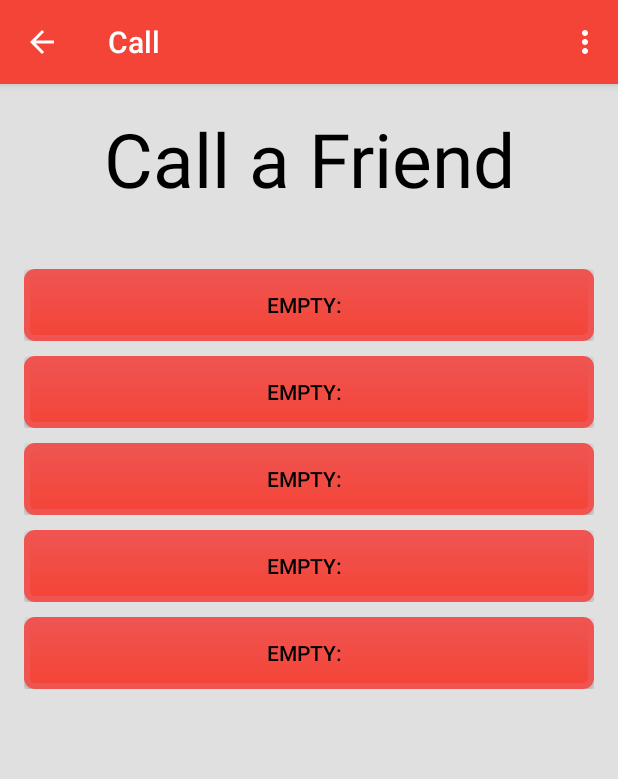
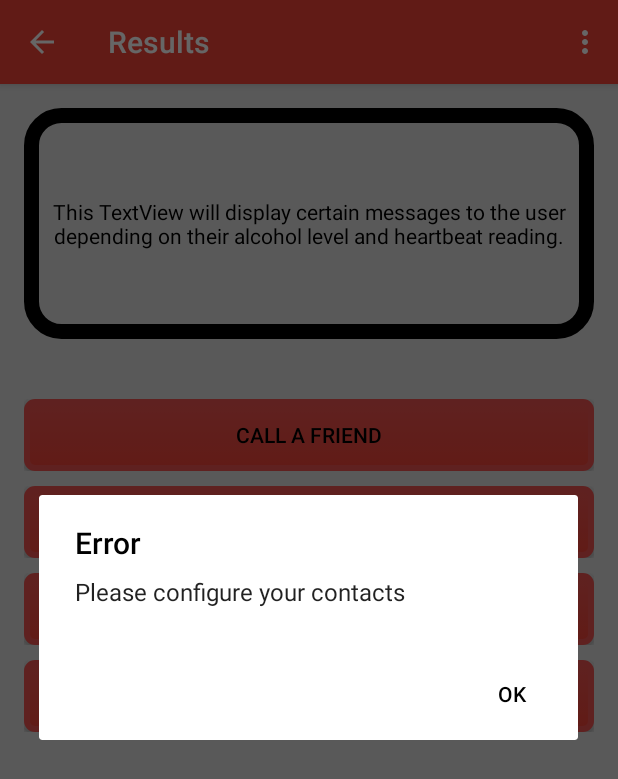
Before and after one commit to RDoughBoy/LifelinesBreathalyzer, an Android app: the ResultsActivity screen opened directly, with no data from a screen before it, after a tap on "CALL A FRIEND", on a phone screen of 412 x 824 dp. Shown: the top 779 px of the screen. Run offline under Robolectric (Android 15) with nearby library versions, the phone set to English and light mode, and no system bars.

Commit message:
Added configure contacts menu action

```diff
--- a/Lifelines_Breathalyzer/src/main/java/com/ceng319/lifelinesbreathalyzer/CallActivity.java
+++ b/Lifelines_Breathalyzer/src/main/java/com/ceng319/lifelinesbreathalyzer/CallActivity.java
@@ -119,8 +119,9 @@ public class CallActivity extends AppCompatActivity {
         int id = item.getItemId();
 
         //noinspection SimplifiableIfStatement
-        if (id == R.id.action_help) {
-            return true;
+        if(id == R.id.action_contacts) {
+            Intent intent = new Intent(this, ContactsActivity.class);
+            startActivity(intent);
         }
 
         return super.onOptionsItemSelected(item);
--- a/Lifelines_Breathalyzer/src/main/java/com/ceng319/lifelinesbreathalyzer/HeartRateActivity.java
+++ b/Lifelines_Breathalyzer/src/main/java/com/ceng319/lifelinesbreathalyzer/HeartRateActivity.java
@@ -51,8 +51,9 @@ public class HeartRateActivity extends AppCompatActivity {
         int id = item.getItemId();
 
         //noinspection SimplifiableIfStatement
-        if (id == R.id.action_help) {
-            return true;
+        if(id == R.id.action_contacts) {
+            Intent intent = new Intent(this, ContactsActivity.class);
+            startActivity(intent);
         }
 
         return super.onOptionsItemSelected(item);
--- a/Lifelines_Breathalyzer/src/main/java/com/ceng319/lifelinesbreathalyzer/LoginActivity.java
+++ b/Lifelines_Breathalyzer/src/main/java/com/ceng319/lifelinesbreathalyzer/LoginActivity.java
@@ -106,6 +106,7 @@ public class LoginActivity extends AppCompatActivity {
                                         .setPositiveButton(android.R.string.ok, null);
                                 AlertDialog dialog = builder.create();
                                 dialog.show();
+                                progressBar.setVisibility(ProgressBar.INVISIBLE);
                             }
                         }
                     });
@@ -135,8 +136,9 @@ public class LoginActivity extends AppCompatActivity {
         int id = item.getItemId();
 
         //noinspection SimplifiableIfStatement
-        if (id == R.id.action_help) {
-            return true;
+        if(id == R.id.action_contacts) {
+            Intent intent = new Intent(this, ContactsActivity.class);
+            startActivity(intent);
         }
 
         return super.onOptionsItemSelected(item);
--- a/Lifelines_Breathalyzer/src/main/java/com/ceng319/lifelinesbreathalyzer/MainActivity.java
+++ b/Lifelines_Breathalyzer/src/main/java/com/ceng319/lifelinesbreathalyzer/MainActivity.java
@@ -97,9 +97,7 @@ public class MainActivity extends AppCompatActivity {
         int id = item.getItemId();
 
         //noinspection SimplifiableIfStatement
-        if (id == R.id.action_help) {
-            return true;
-        } else if(id == R.id.action_contacts) {
+        if(id == R.id.action_contacts) {
             Intent intent = new Intent(this, ContactsActivity.class);
             startActivity(intent);
         }
--- a/Lifelines_Breathalyzer/src/main/java/com/ceng319/lifelinesbreathalyzer/PastResultsActivity.java
+++ b/Lifelines_Breathalyzer/src/main/java/com/ceng319/lifelinesbreathalyzer/PastResultsActivity.java
@@ -4,6 +4,7 @@
 
 package com.ceng319.lifelinesbreathalyzer;
 
+import android.content.Intent;
 import android.support.v7.app.AppCompatActivity;
 import android.os.Bundle;
 import android.text.method.ScrollingMovementMethod;
@@ -137,8 +138,9 @@ public class PastResultsActivity extends AppCompatActivity {
         int id = item.getItemId();
 
         //noinspection SimplifiableIfStatement
-        if (id == R.id.action_help) {
-            return true;
+        if(id == R.id.action_contacts) {
+            Intent intent = new Intent(this, ContactsActivity.class);
+            startActivity(intent);
         }
 
         return super.onOptionsItemSelected(item);
--- a/Lifelines_Breathalyzer/src/main/java/com/ceng319/lifelinesbreathalyzer/ResultsActivity.java
+++ b/Lifelines_Breathalyzer/src/main/java/com/ceng319/lifelinesbreathalyzer/ResultsActivity.java
@@ -5,12 +5,16 @@
 package com.ceng319.lifelinesbreathalyzer;
 
 import android.Manifest;
+import android.content.DialogInterface;
 import android.content.Intent;
+import android.content.SharedPreferences;
 import android.content.pm.PackageManager;
 import android.net.Uri;
+import android.preference.PreferenceManager;
 import android.support.annotation.NonNull;
 import android.support.v4.app.ActivityCompat;
 import android.support.v4.content.ContextCompat;
+import android.support.v7.app.AlertDialog;
 import android.support.v7.app.AppCompatActivity;
 import android.os.Bundle;
 import android.support.v7.widget.Toolbar;
@@ -41,11 +45,31 @@ public class ResultsActivity extends AppCompatActivity {
         button_call.setOnClickListener(new View.OnClickListener() {
             @Override
             public void onClick(View v) {
-                Intent intent = new Intent(ResultsActivity.this, CallActivity.class);
-                if (ContextCompat.checkSelfPermission(ResultsActivity.this, Manifest.permission.CALL_PHONE) != PackageManager.PERMISSION_GRANTED) {
-                    ActivityCompat.requestPermissions(ResultsActivity.this, new String[]{Manifest.permission.CALL_PHONE}, REQUEST_CALL);
+                SharedPreferences sharedPreferences = PreferenceManager.getDefaultSharedPreferences(getApplicationContext());
+                String con1_name = sharedPreferences.getString("Contact1_Name", "empty");
+                String con2_name = sharedPreferences.getString("Contact2_Name", "empty");
+                String con3_name = sharedPreferences.getString("Contact3_Name", "empty");
+                String con4_name = sharedPreferences.getString("Contact4_Name", "empty");
+                String con5_name = sharedPreferences.getString("Contact5_Name", "empty");
+                if(con1_name == "empty" && con2_name == "empty" && con3_name == "empty" && con4_name == "empty" && con5_name == "empty"){
+                    AlertDialog.Builder builder = new AlertDialog.Builder(ResultsActivity.this);
+                    builder.setMessage(R.string.dialog_configure_contacts)
+                            .setTitle(R.string.dialog_error)
+                            .setPositiveButton(getString(R.string.OK), new DialogInterface.OnClickListener() {
+                                public void onClick(DialogInterface dialog, int which) {
+                                    Intent intent = new Intent(ResultsActivity.this, ContactsActivity.class);
+                                    startActivity(intent);
+                                }
+                            });
+                    final AlertDialog dialog = builder.create();
+                    dialog.show();
                 } else {
-                    startActivity(intent);
+                    Intent intent = new Intent(ResultsActivity.this, CallActivity.class);
+                    if (ContextCompat.checkSelfPermission(ResultsActivity.this, Manifest.permission.CALL_PHONE) != PackageManager.PERMISSION_GRANTED) {
+                        ActivityCompat.requestPermissions(ResultsActivity.this, new String[]{Manifest.permission.CALL_PHONE}, REQUEST_CALL);
+                    } else {
+                        startActivity(intent);
+                    }
                 }
             }
         });
@@ -99,8 +123,9 @@ public class ResultsActivity extends AppCompatActivity {
         int id = item.getItemId();
 
         //noinspection SimplifiableIfStatement
-        if (id == R.id.action_help) {
-            return true;
+        if(id == R.id.action_contacts) {
+            Intent intent = new Intent(this, ContactsActivity.class);
+            startActivity(intent);
         }
 
         return super.onOptionsItemSelected(item);
--- a/Lifelines_Breathalyzer/src/main/java/com/ceng319/lifelinesbreathalyzer/SignUpActivity.java
+++ b/Lifelines_Breathalyzer/src/main/java/com/ceng319/lifelinesbreathalyzer/SignUpActivity.java
@@ -293,8 +293,9 @@ public class SignUpActivity extends AppCompatActivity {
         int id = item.getItemId();
 
         //noinspection SimplifiableIfStatement
-        if (id == R.id.action_help) {
-            return true;
+        if(id == R.id.action_contacts) {
+            Intent intent = new Intent(this, ContactsActivity.class);
+            startActivity(intent);
         }
 
         return super.onOptionsItemSelected(item);
--- a/Lifelines_Breathalyzer/src/main/java/com/ceng319/lifelinesbreathalyzer/TestAlcoholActivity.java
+++ b/Lifelines_Breathalyzer/src/main/java/com/ceng319/lifelinesbreathalyzer/TestAlcoholActivity.java
@@ -52,8 +52,9 @@ public class TestAlcoholActivity extends AppCompatActivity {
         int id = item.getItemId();
 
         //noinspection SimplifiableIfStatement
-        if (id == R.id.action_help) {
-            return true;
+        if(id == R.id.action_contacts) {
+            Intent intent = new Intent(this, ContactsActivity.class);
+            startActivity(intent);
         }
 
         return super.onOptionsItemSelected(item);
--- a/Lifelines_Breathalyzer/src/main/res/menu/menu_main.xml
+++ b/Lifelines_Breathalyzer/src/main/res/menu/menu_main.xml
@@ -1,16 +1,6 @@
 <menu xmlns:android="http://schemas.android.com/apk/res/android"
-    xmlns:app="http://schemas.android.com/apk/res-auto"
     xmlns:tools="http://schemas.android.com/tools"
     tools:context="com.ceng319.lifelinesbreathalyzer.MainActivity">
-    <item android:title="Configure Contacts"
+    <item android:title="@string/configure_contacts"
         android:id="@+id/action_contacts" />
-    <item
-        android:id="@+id/action_help"
-        android:orderInCategory="100"
-        android:title="@string/action_help"
-        app:showAsAction="never" />
-    <item
-        android:title="@string/action_about"
-        android:id="@+id/action_about"
-        app:showAsAction="never" />
 </menu>
--- a/Lifelines_Breathalyzer/src/main/res/values/strings.xml
+++ b/Lifelines_Breathalyzer/src/main/res/values/strings.xml
@@ -69,6 +69,7 @@
     <string name="dialog_exit_title">Are You Sure?</string>
     <string name="dialog_yes">Yes</string>
     <string name="dialog_no">No</string>
+    <string name="dialog_configure_contacts">Please configure your contacts</string>
 
     <string name="callPage">Call a Friend</string>
     <string name="callTaxi">Call a taxi</string>
@@ -86,6 +87,7 @@
     <string name="BlueWhite">Blue and White</string>
     <string name="title_activity_contacts">ContactsActivity</string>
 
+    <string name="configure_contacts">Configure Contacts</string>
     <string name="Contact">Contact 1</string>
     <string name="Contact2">Contact 2</string>
     <string name="Contact3">Contact 3</string>
```
Also changed, not shown: 1 other file.
